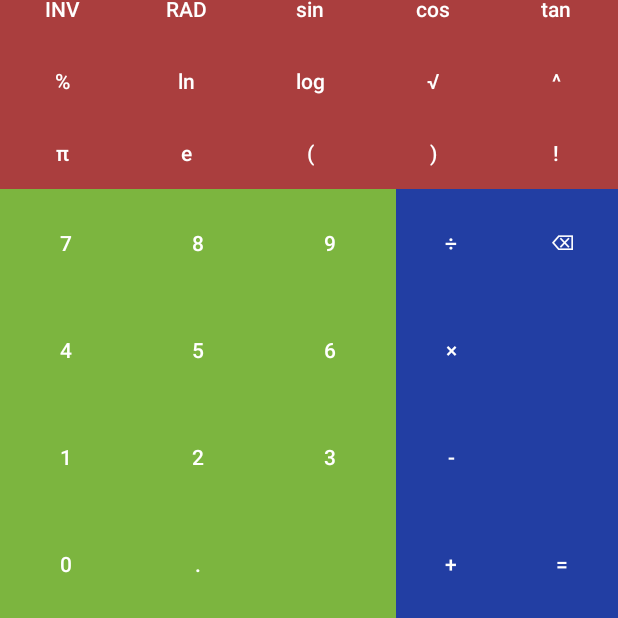
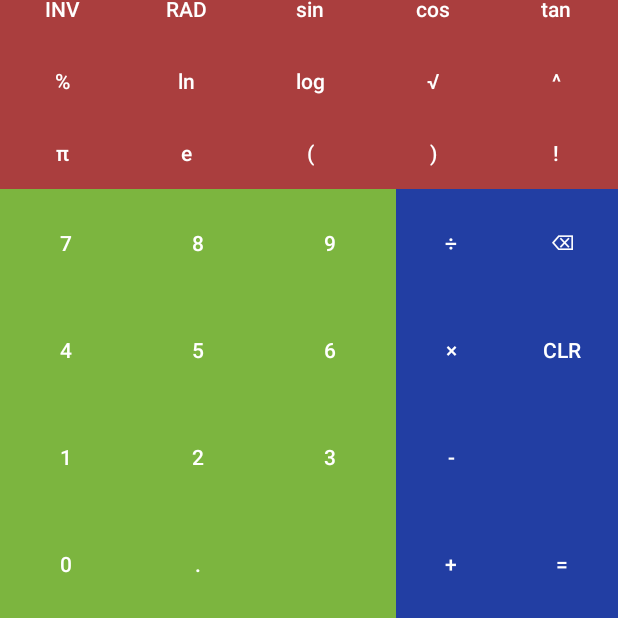
Before and after one commit to SEG-Group-3/Calculator, an Android app: the screen it shows after launch (MainActivity), on a phone screen of 412 x 824 dp, the part 618-1236 px from its top. Run offline under Robolectric (Android 15) with nearby library versions, the phone set to English and light mode, and no system bars.

Commit message:
adding clear button to design

```diff
--- a/app/src/main/java/com/segg3/calculator/MainActivity.java
+++ b/app/src/main/java/com/segg3/calculator/MainActivity.java
@@ -5,13 +5,19 @@ import androidx.appcompat.app.AppCompatActivity;
 import android.os.Bundle;
 import android.view.View;
 
+
+
+
 public class MainActivity extends AppCompatActivity {
+
+
 
     @Override
     protected void onCreate(Bundle savedInstanceState) {
         super.onCreate(savedInstanceState);
         setContentView(R.layout.activity_main);
     }
+
 
     public void onButtonClick(View v) {
         // Should add a respective button to the calculator buffer
--- a/app/src/main/res/layout/activity_main.xml
+++ b/app/src/main/res/layout/activity_main.xml
@@ -94,10 +94,18 @@
                     android:layout_weight="1"
                     android:text="×" />
 
-                <Space
+<!--                <Space-->
+<!--                    android:layout_width="wrap_content"-->
+<!--                    android:layout_height="fill_parent"-->
+<!--                    android:layout_weight="1" />-->
+
+                <Button
+                    android:id="@+id/clearBtn"
+                    style="@style/Widget.AppCompat.Button.Borderless"
                     android:layout_width="wrap_content"
-                    android:layout_height="fill_parent"
-                    android:layout_weight="1" />
+                    android:layout_height="wrap_content"
+                    android:layout_weight="1"
+                    android:text="Clr" />
 
             </TableRow>
 
--- a/app/src/main/res/values/colors.xml
+++ b/app/src/main/res/values/colors.xml
@@ -7,4 +7,6 @@
     <color name="teal_700">#FF018786</color>
     <color name="black">#FF000000</color>
     <color name="white">#FFFFFFFF</color>
+    <color name="darkGrey">#202020</color>
+    <color name="orange">#FF8C00</color>
 </resources>
```
